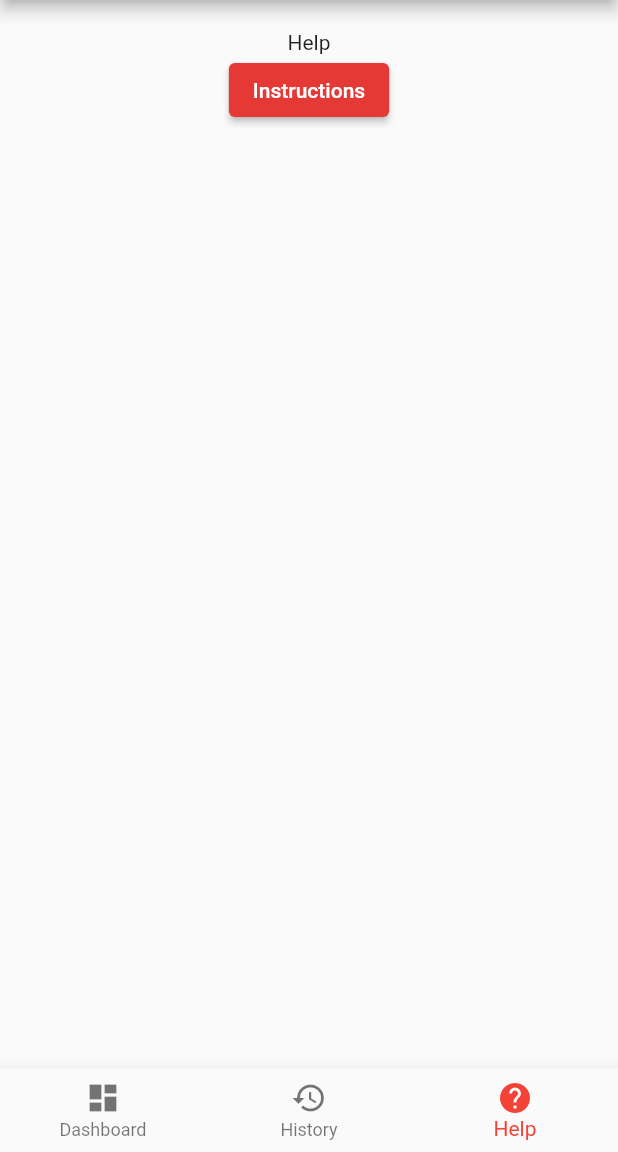
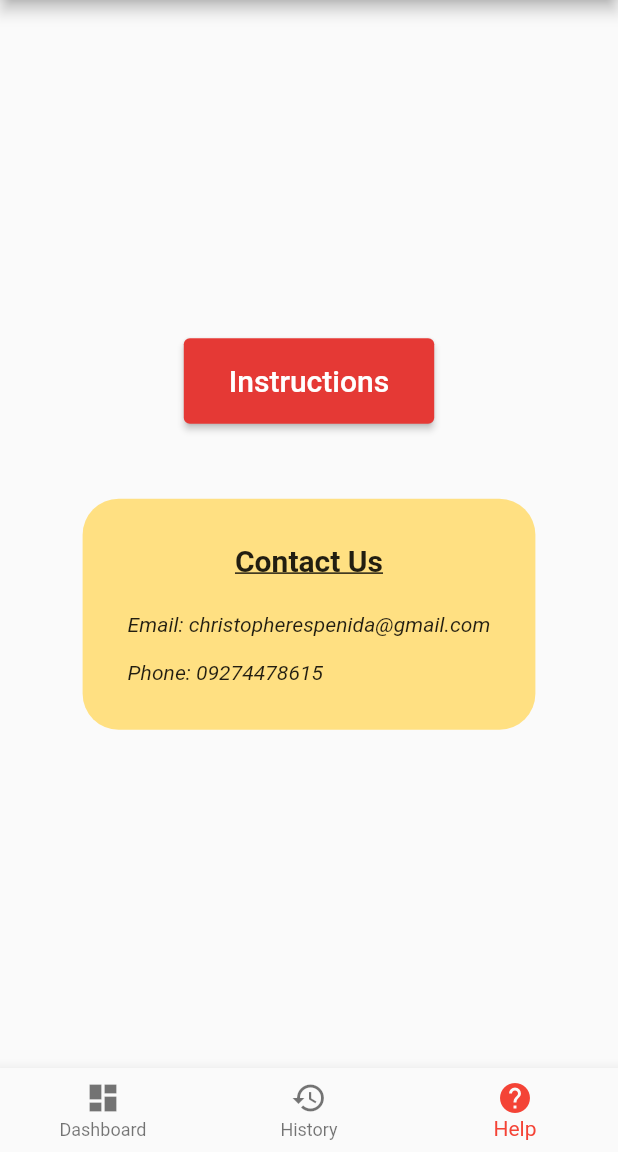
Before and after one commit to ChrisPew/Embeddedv2, a Flutter app: the screen it shows after launch, item 3 of the bottom bar chosen, on a phone screen of 412 x 824 dp, the part 84-1236 px from its top. Run offline on Flutter 3.47's test engine with Material 2 defaults, Android fonts, the phone set to English and light mode, and no system bars.

Commit message:
done help

```diff
--- a/lib/help.dart
+++ b/lib/help.dart
@@ -12,13 +12,19 @@ class _HelpPageState extends State<HelpPage> {
   Widget build(BuildContext context) {
     return Center(
       child: Column(
-        mainAxisAlignment: MainAxisAlignment.start,
+        mainAxisAlignment: MainAxisAlignment.center,
         children: [
-          Container(
-              margin: const EdgeInsets.only(top: 20),
-              child: const Text('Help')),
+          // Container(
+          //     margin: const EdgeInsets.only(bottom: 30),
+          //     child:
+          //      const Text(
+          //       'Help',
+          //       style: TextStyle(fontSize: 25, fontWeight: FontWeight.bold),
+          //     )),
           ElevatedButton(
               style: ButtonStyle(
+                padding: MaterialStateProperty.all<EdgeInsets>(
+                    const EdgeInsets.symmetric(horizontal: 30, vertical: 17)),
                 backgroundColor:
                     MaterialStatePropertyAll<Color>(Colors.red.shade600),
               ),
@@ -27,9 +33,11 @@ class _HelpPageState extends State<HelpPage> {
                   context: context,
                   builder: (BuildContext context) {
                     return AlertDialog(
-                      title: const Text('Instructions'),
+                      title: const Text(
+                        'Instructions',
+                      ),
                       content: const Text(
-                          'Step 1: Turn on the PMCB device.\nStep 2: Turn on Bluetooth from your phone.\nStep 3: Click Connect Device in the Dashboard and find the device to connect.\nStep 4:\nTo Deposit, click on deposit button and wait until you successfully droped all your coins.\nTo Withdraw, click on withdraw button and enter an integer amount. Centavos are not counted.'),
+                          'Step 1: Turn on the PMCB device.\nStep 2: Turn on Bluetooth from your phone.\nStep 3: Click Connect Device in the Dashboard and find the device to connect.\nStep 4:\nTo Deposit, click on deposit button and wait until you successfully droped all your coins.\nTo Withdraw, click on withdraw button and enter an integer amount.'),
                       actions: <Widget>[
                         TextButton(
                           style: TextButton.styleFrom(
@@ -45,7 +53,32 @@ class _HelpPageState extends State<HelpPage> {
                   },
                 );
               },
-              child: const Text('Instructions')),
+              child: const Text(
+                'Instructions',
+                style: TextStyle(fontSize: 20),
+              )),
+          Container(
+            margin: const EdgeInsets.only(top: 50),
+            padding: const EdgeInsets.all(30),
+            decoration: BoxDecoration(
+              borderRadius: BorderRadius.circular(24.0),
+              color: Colors.amber.shade200,
+            ),
+            child: const Column(
+              mainAxisAlignment: MainAxisAlignment.center,
+              children: [
+                Text('Contact Us\n',
+                    style: TextStyle(
+                        decoration: TextDecoration.underline,
+                        fontWeight: FontWeight.bold,
+                        fontSize: 20)),
+                Text(
+                  'Email: christopherespenida@gmail.com\n\nPhone: 09274478615',
+                  style: TextStyle(fontStyle: FontStyle.italic),
+                )
+              ],
+            ),
+          ),
         ],
       ),
     );
--- a/lib/main.dart
+++ b/lib/main.dart
@@ -53,6 +53,18 @@ class _MyHome extends State<MyApp> {
                         margin: const EdgeInsets.only(bottom: 70),
                         child: Column(
                           children: [
+                            //-----------------------------------------------CONNECT DEVICE BTN
+                            Container(
+                              margin: const EdgeInsets.only(bottom: 100),
+                              child: ElevatedButton(
+                                  style: const ButtonStyle(
+                                    backgroundColor:
+                                        MaterialStatePropertyAll<Color>(
+                                            Color(0x1f474747)),
+                                  ),
+                                  onPressed: () {},
+                                  child: const Text('Connect Device')),
+                            ),
                             const Text('Current Balance:',
                                 style: TextStyle(fontSize: 15)),
                             Text(MyApp.balance.toString(),
@@ -123,7 +135,7 @@ class _MyHome extends State<MyApp> {
                                     builder: (context) => const DepositPage()));
                           });
                         },
-                        child: Text(MyApp.depositBtn,
+                        child: const Text('Deposit',
                             style: TextStyle(
                               fontSize: 20,
                             )),
@@ -147,7 +159,7 @@ class _MyHome extends State<MyApp> {
                                 const MaterialStatePropertyAll<Color>(
                                     Colors.orange),
                           ),
-                          child: Text(MyApp.withdrawBtn,
+                          child: const Text('Withdraw',
                               style: TextStyle(
                                 fontSize: 20,
                               )),
```
